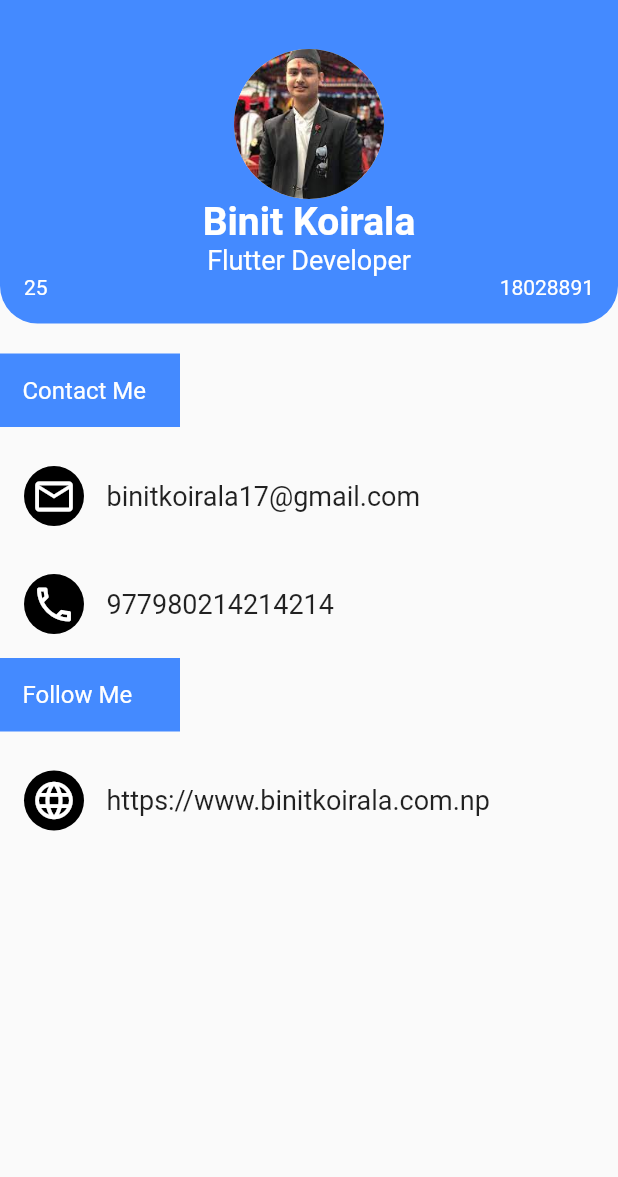
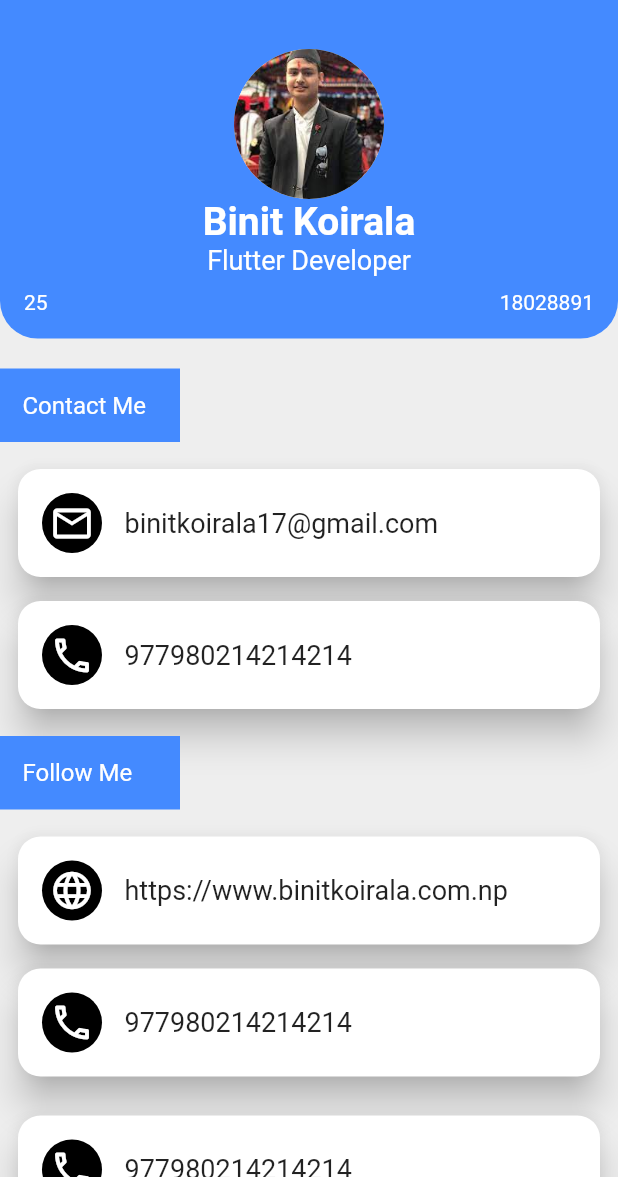
Before and after one commit to IchinoseBinit/profile, a Flutter app: the screen it shows after launch, on a phone screen of 412 x 824 dp, the part 59-1236 px from its top. Run offline on Flutter 3.47's test engine with Material 2 defaults, Android fonts, the phone set to English and light mode, and no system bars.

Commit message:
added table row, card and singlechildscrollview

```diff
--- a/lib/main.dart
+++ b/lib/main.dart
@@ -7,11 +7,6 @@ void main() {
 
 class MyApp extends StatelessWidget {
   const MyApp({Key? key}) : super(key: key);
-
-  // This widget is the root of your application.
-  void callApi() {
-    // setState() {}
-  }
 
   @override
   Widget build(BuildContext context) {
--- a/lib/screens/home_page.dart
+++ b/lib/screens/home_page.dart
@@ -4,6 +4,7 @@ class MyHomePage extends StatelessWidget {
   @override
   Widget build(BuildContext context) {
     return Scaffold(
+      backgroundColor: Colors.grey.shade200,
       appBar: AppBar(
         backgroundColor: Theme.of(context).primaryColor,
         title: const Text("Profile"),
@@ -11,7 +12,8 @@ class MyHomePage extends StatelessWidget {
         elevation: 0,
       ),
       drawer: const Drawer(),
-      body: Column(
+      body: SingleChildScrollView(
+        child: Column(
           crossAxisAlignment: CrossAxisAlignment.start,
           children: [
             Container(
@@ -45,19 +47,39 @@ class MyHomePage extends StatelessWidget {
                     'Flutter Developer',
                     style: TextStyle(fontSize: 18, color: Colors.white),
                   ),
-                Row(
-                  mainAxisAlignment: MainAxisAlignment.spaceBetween,
+                  const SizedBox(
+                    height: 10,
+                  ),
+                  Table(
                     children: const [
+                      TableRow(
+                        children: [
                           Text(
                             "25",
                             style: TextStyle(fontSize: 14, color: Colors.white),
                           ),
                           Text(
                             "18028891",
+                            textAlign: TextAlign.end,
                             style: TextStyle(fontSize: 14, color: Colors.white),
                           ),
                         ],
-                ),
+                      )
+                    ],
+                  )
+                  // Row(
+                  //   mainAxisAlignment: MainAxisAlignment.spaceBetween,
+                  //   children: const [
+                  //     Text(
+                  //       "25",
+                  //       style: TextStyle(fontSize: 14, color: Colors.white),
+                  //     ),
+                  //     Text(
+                  //       "18028891",
+                  //       style: TextStyle(fontSize: 14, color: Colors.white),
+                  //     ),
+                  //   ],
+                  // ),
                 ],
               ),
             ),
@@ -81,7 +103,18 @@ class MyHomePage extends StatelessWidget {
               icon: Icons.language_outlined,
               text: "https://www.binitkoirala.com.np",
             ),
+            getInfoLayout(
+              context,
+              icon: Icons.call_outlined,
+              text: "977980214214214",
+            ),
+            getInfoLayout(
+              context,
+              icon: Icons.call_outlined,
+              text: "977980214214214",
+            ),
           ],
+        ),
       ),
     );
   }
@@ -109,6 +142,18 @@ class MyHomePage extends StatelessWidget {
             height: 10,
           ),
         Padding(
+          padding: const EdgeInsets.symmetric(
+            vertical: 4,
+            horizontal: 8,
+          ),
+          child: Card(
+            shape: RoundedRectangleBorder(
+              borderRadius: BorderRadius.circular(
+                15,
+              ),
+            ),
+            elevation: 10,
+            child: Padding(
               padding: const EdgeInsets.all(16.0),
               child: Row(
                 children: [
@@ -132,6 +177,12 @@ class MyHomePage extends StatelessWidget {
                 ],
               ),
             ),
+          ),
+        ),
+        if (title == null)
+          const SizedBox(
+            height: 10,
+          ),
       ],
     );
   }
```
Also changed, not shown: 2 other files. Lines whose indentation alone changed are shown as unchanged.
